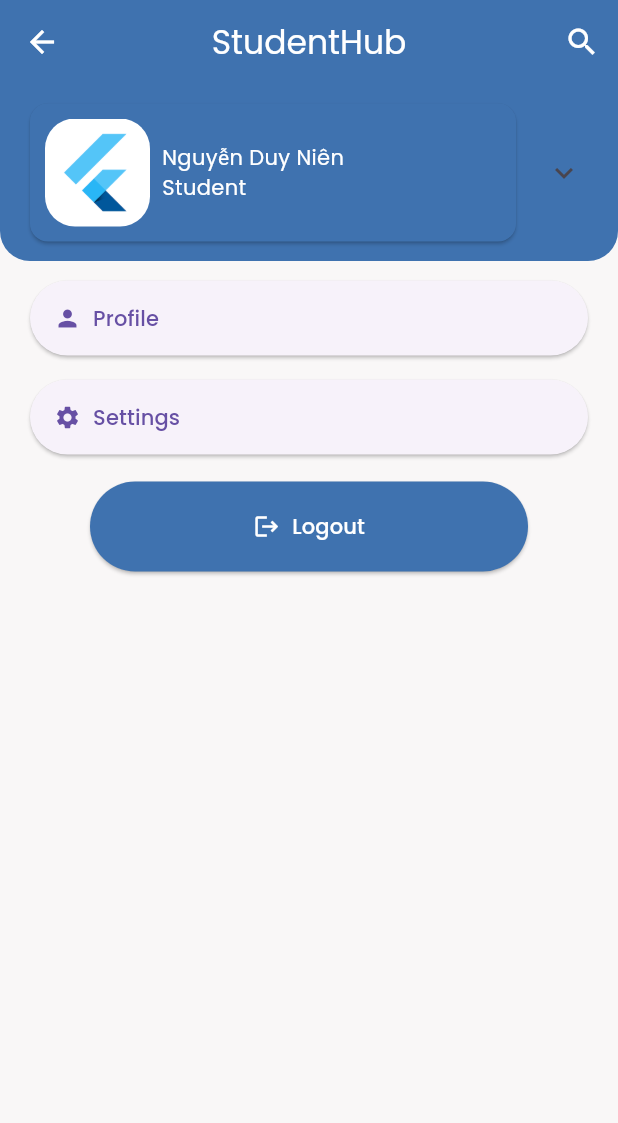
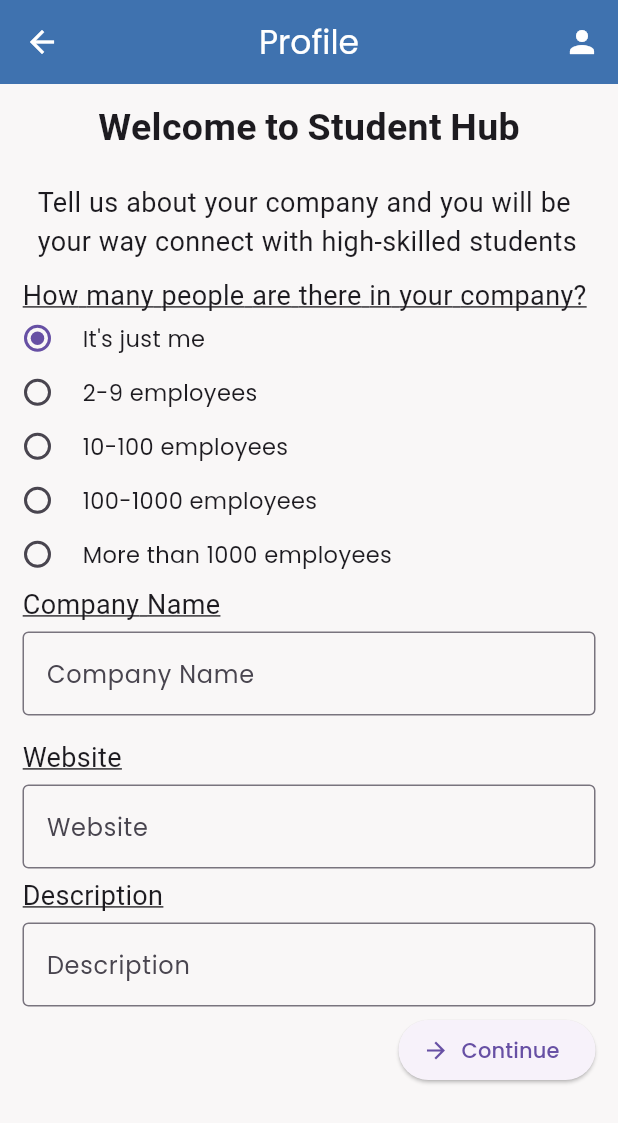
Before and after one commit to NguyenQuang179/amp_studenthub, a Flutter app: the screen it shows after launch, on a phone screen of 412 x 824 dp. Shown: the top 1123 px of the screen. Run offline on Flutter 3.47's test engine with Material 3 defaults, Android fonts, the phone set to English and light mode, and no system bars; our stand-ins replace font_awesome_flutter, google_fonts.

Commit message:
Done Profile Input 1 of Company

```diff
--- a/lib/main.dart
+++ b/lib/main.dart
@@ -1,6 +1,7 @@
 import 'package:amp_studenthub/configs/constant.dart';
 import 'package:amp_studenthub/models/account.dart';
 import 'package:amp_studenthub/screens/home_screen.dart';
+import 'package:amp_studenthub/screens/profile_input_1_screen.dart';
 import 'package:amp_studenthub/screens/switch_account_screen.dart';
 import 'package:amp_studenthub/widgets/account_card.dart';
 import 'package:amp_studenthub/widgets/account_list_view.dart';
@@ -28,7 +29,7 @@ class MyApp extends StatelessWidget {
       title: 'StudentHub',
       debugShowCheckedModeBanner: false,
       theme: _buildTheme(Brightness.light),
-      home: const SwitchAccountScreen(),
+      home: const ProfileInput1(),
     );
   }
 }
--- /dev/null
+++ b/lib/screens/input_screen.dart
@@ -0,0 +1,45 @@
+import 'package:flutter/cupertino.dart';
+import 'package:flutter/material.dart';
+
+class InputScreen extends StatelessWidget {
+  final String initialText;
+
+  const InputScreen({Key? key, required this.initialText}) : super(key: key);
+
+  @override
+  Widget build(BuildContext context) {
+    final TextEditingController _descriptionController =
+        TextEditingController(text: initialText);
+
+    return Scaffold(
+      appBar: AppBar(
+        title: const Text('Description'),
+      ),
+      body: Container(
+        padding: const EdgeInsets.all(16.0),
+        child: Column(
+          crossAxisAlignment: CrossAxisAlignment.stretch,
+          children: [
+            TextField(
+              controller: _descriptionController,
+              keyboardType: TextInputType.multiline,
+              minLines: 1,
+              maxLines: null,
+              decoration: const InputDecoration(
+                hintText: 'Enter description...',
+              ),
+            ),
+            const SizedBox(height: 16),
+            ElevatedButton(
+              onPressed: () {
+                // Pass the text back to the previous screen
+                Navigator.pop(context, _descriptionController.text);
+              },
+              child: const Text('Save'),
+            ),
+          ],
+        ),
+      ),
+    );
+  }
+}
--- /dev/null
+++ b/lib/screens/profile_input_1_screen.dart
@@ -0,0 +1,229 @@
+import 'package:amp_studenthub/configs/constant.dart';
+import 'package:amp_studenthub/screens/input_screen.dart';
+import 'package:flutter/cupertino.dart';
+import 'package:flutter/material.dart';
+import 'package:flutter/widgets.dart';
+
+class ProfileInput1 extends StatefulWidget {
+  const ProfileInput1({super.key});
+
+  @override
+  State<ProfileInput1> createState() => _ProfileInput1State();
+}
+
+class _ProfileInput1State extends State<ProfileInput1> {
+  Map<String, int> option = {
+    'It\'s just me': 1,
+    '2-9 employees': 2,
+    '10-100 employees': 3,
+    '100-1000 employees': 4,
+    'More than 1000 employees': 5
+  };
+
+  int _selectedOption = 1;
+  final companyNameController = TextEditingController();
+  final websiteController = TextEditingController();
+  final descriptionController = TextEditingController();
+
+  @override
+  Widget build(BuildContext context) {
+    return Scaffold(
+      appBar: AppBar(
+        title: const Text(
+          "Profile",
+          style: TextStyle(color: Constant.onPrimaryColor),
+        ),
+        leading: IconButton(
+          onPressed: () {},
+          icon: const Icon(Icons.arrow_back),
+          color: Constant.onPrimaryColor,
+        ),
+        actions: <Widget>[
+          IconButton(
+            onPressed: () {},
+            icon: const Icon(Icons.person),
+            color: Constant.onPrimaryColor,
+          )
+        ],
+        backgroundColor: const Color(0xFF3F72AF),
+        centerTitle: true,
+      ),
+      body: SingleChildScrollView(
+        child: Column(
+          crossAxisAlignment: CrossAxisAlignment.start,
+          children: [
+            const SizedBox(
+              height: 10,
+            ),
+            const Center(
+              child: Text(
+                'Welcome to Student Hub',
+                style: TextStyle(
+                    fontFamily: 'sans serif',
+                    fontWeight: FontWeight.bold,
+                    fontSize: 25),
+              ),
+            ),
+            const SizedBox(
+              height: 10,
+            ),
+            const Padding(
+              padding: EdgeInsets.symmetric(horizontal: 25.0, vertical: 10),
+              child: Text(
+                'Tell us about your company and you will be your way connect with high-skilled students',
+                textAlign: TextAlign.left,
+                style: TextStyle(
+                    fontFamily: 'sans serif',
+                    fontWeight: FontWeight.normal,
+                    fontSize: 18),
+              ),
+            ),
+            const Padding(
+              padding: EdgeInsets.only(left: 15.0),
+              child: Text(
+                'How many people are there in your company?',
+                style: TextStyle(
+                    fontFamily: 'sans serif',
+                    fontWeight: FontWeight.normal,
+                    fontSize: 18,
+                    decoration: TextDecoration.underline),
+              ),
+            ),
+            Column(
+              children: option.entries
+                  .map(
+                    (entry) => GestureDetector(
+                      onTap: () {
+                        setState(() {
+                          _selectedOption = entry.value;
+                        });
+                      },
+                      child: Container(
+                        padding: EdgeInsets.only(top: 5, left: 15, bottom: 10),
+                        child: Row(
+                          children: [
+                            Container(
+                              margin: EdgeInsets.only(right: 20),
+                              height: 20,
+                              width: 20,
+                              child: Radio(
+                                value: entry.value,
+                                groupValue: _selectedOption,
+                                onChanged: (int? value) {
+                                  setState(() {
+                                    _selectedOption = value!;
+                                  });
+                                },
+                              ),
+                            ),
+                            Text(
+                              entry.key,
+                              style: TextStyle(fontSize: 15),
+                            )
+                          ],
+                        ),
+                      ),
+                    ),
+                  )
+                  .toList(),
+            ),
+            const Padding(
+              padding: EdgeInsets.only(left: 15.0),
+              child: Text(
+                'Company Name',
+                style: TextStyle(
+                    fontFamily: 'sans serif',
+                    fontWeight: FontWeight.normal,
+                    fontSize: 18,
+                    decoration: TextDecoration.underline),
+              ),
+            ),
+            Padding(
+              padding:
+                  const EdgeInsets.symmetric(horizontal: 15.0, vertical: 5),
+              child: TextField(
+                controller: companyNameController,
+                decoration: const InputDecoration(
+                  border: OutlineInputBorder(),
+                  labelText: 'Company Name',
+                ),
+              ),
+            ),
+            const SizedBox(
+              height: 10,
+            ),
+            const Padding(
+              padding: EdgeInsets.only(left: 15.0),
+              child: Text(
+                'Website',
+                style: TextStyle(
+                    fontFamily: 'sans serif',
+                    fontWeight: FontWeight.normal,
+                    fontSize: 18,
+                    decoration: TextDecoration.underline),
+              ),
+            ),
+            Padding(
+              padding:
+                  const EdgeInsets.symmetric(horizontal: 15.0, vertical: 5),
+              child: TextField(
+                controller: websiteController,
+                decoration: const InputDecoration(
+                  border: OutlineInputBorder(),
+                  labelText: 'Website',
+                ),
+              ),
+            ),
+            const Padding(
+              padding: EdgeInsets.only(left: 15.0),
+              child: Text(
+                'Description',
+                style: TextStyle(
+                    fontFamily: 'sans serif',
+                    fontWeight: FontWeight.normal,
+                    fontSize: 18,
+                    decoration: TextDecoration.underline),
+              ),
+            ),
+            Padding(
+              padding:
+                  const EdgeInsets.symmetric(horizontal: 15.0, vertical: 5),
+              child: TextField(
+                controller: descriptionController,
+                onTap: () async {
+                  final String? newText = await Navigator.push(
+                    context,
+                    MaterialPageRoute(
+                      builder: (context) =>
+                          InputScreen(initialText: descriptionController.text),
+                    ),
+                  );
+                  if (newText != null) {
+                    setState(() {
+                      descriptionController.text = newText;
+                    });
+                  }
+                },
+                decoration: const InputDecoration(
+                  border: OutlineInputBorder(),
+                  labelText: 'Description',
+                ),
+              ),
+            ),
+            Align(
+              alignment: Alignment.bottomRight,
+              child: Padding(
+                padding: const EdgeInsets.only(right: 15.0),
+                child: ElevatedButton.icon(
+                  onPressed: () {},
+                  icon: Icon(Icons.arrow_forward),
+                  label: Text('Continue'),
+                ),
+              ),
+            ),
+          ],
+        ),
+      ),
+    );
+  }
+}
```
